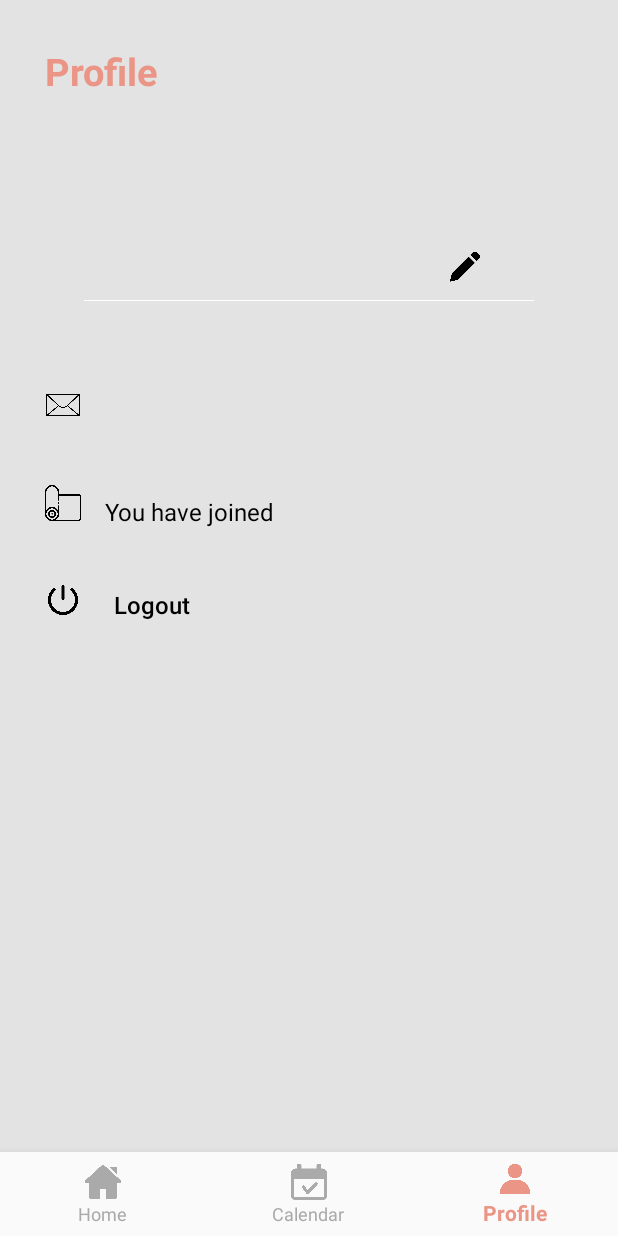
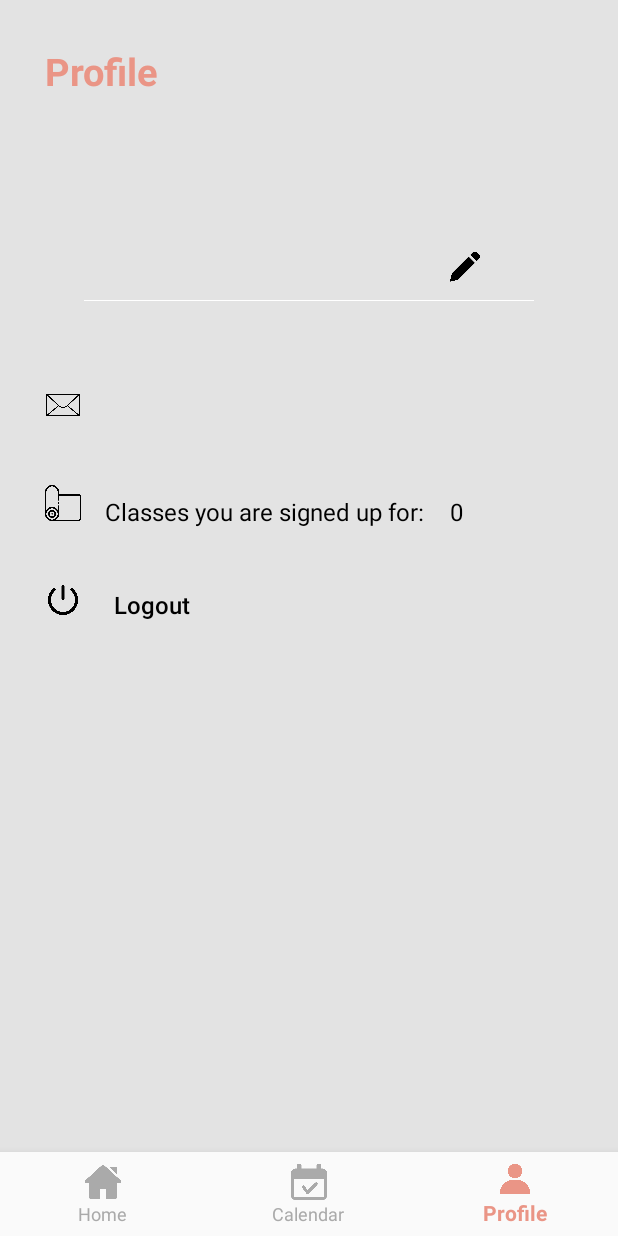
Before and after one commit to nigara144/NogaYoga, an Android app: the screen it shows after launch once a user with an empty profile is signed in (GeneralActivity), item 3 of the bottom bar chosen, on a phone screen of 412 x 824 dp. Run offline under Robolectric (Android 15) with nearby library versions, the phone set to English and light mode, and no system bars; our stand-ins replace Firebase (no records; nobody signed in at launch, a user with empty details on screens opened directly), Picasso; 1 statement that could not run was skipped.

Commit message:
# User class created # Integration with firebase done # Sign up completed successfully # Login completed successfully # Email verification added # Profile and Home activities added # Logout implemented successfully # Profile screen design started # User details shown in profile # Login and Logout completed successfully # organized into folders # fixed bug: login failed # videos done and displayed in home screen # profile design is done # calender view is done # calender events are displayed and can be joined # events can be unjoined and connected to firebase # added home events adapter to display joined events for user - not finished # events joined displayed in home screen - finished # events counter displayed in profile - not finished

```diff
--- a/app/src/main/java/com/example/nogayoga/Fragments/HomeFragment.java
+++ b/app/src/main/java/com/example/nogayoga/Fragments/HomeFragment.java
@@ -32,6 +32,7 @@ import com.google.android.gms.tasks.Task;
 import com.google.android.material.tabs.TabLayout;
 import com.google.android.material.tabs.TabLayoutMediator;
 import com.google.firebase.firestore.CollectionReference;
+import com.google.firebase.firestore.DocumentSnapshot;
 import com.google.firebase.firestore.QueryDocumentSnapshot;
 import com.google.firebase.firestore.QuerySnapshot;
 
@@ -42,7 +43,7 @@ public class HomeFragment extends Fragment {
 
     private RecyclerView recyclerView;
     private RecyclerView.Adapter adapter;
-    private List<Event> eventList;
+    private List<Event> joinedEventList;
     private TabLayout tabLayout;
     private ViewPager2 viewPager;
     private TextView username;
@@ -55,6 +56,7 @@ public class HomeFragment extends Fragment {
         View view =  inflater.inflate(R.layout.fragment_home, container, false);
         init(view);
         createTabs();
+        loadRecyclerViewData();
         return view;
     }
 
@@ -74,19 +76,40 @@ public class HomeFragment extends Fragment {
         tabLayout = view.findViewById(R.id.tab_layout);
         viewPager = view.findViewById(R.id.view_pager);
         recyclerView = view.findViewById(R.id.recycler_view_home_events);
+        recyclerView.setHasFixedSize(true);
+        recyclerView.setLayoutManager(new LinearLayoutManager(getActivity()));
         username.setText(GeneralActivity.user.getFullName());
+        joinedEventList = new ArrayList<>();
     }
 
     private void loadRecyclerViewData() {
-        getAllJoinedEvents();
+//        joinedEventList.clear();
+        getAllJoinedEventsFromUser();
     }
 
-    private void getAllJoinedEvents() {
-
+    private void getAllJoinedEventsFromUser() {
+        String userId = FirebaseHelper.getUid();
+        CollectionReference collectionRef = FirebaseHelper.db.collection("Users").
+                document(userId).collection("Events");
+        Task<QuerySnapshot> snapshotTask = collectionRef.get();
+        snapshotTask.addOnCompleteListener(new OnCompleteListener<QuerySnapshot>() {
+            @Override
+            public void onComplete(@NonNull Task<QuerySnapshot> task) {
+                if(task.isSuccessful()){
+//                    Log.d("TAG", String.valueOf(task.getResult().getDocuments().size()));
+                        for(DocumentSnapshot doc: task.getResult().getDocuments()) {
+                            joinedEventList.add(new Event(doc.getString("typeName"),
+                                    doc.getString("time"), doc.getId(), doc.getString("date")));
+                        }
+                        setRecyclerView();
+                        Log.d("JOINED LIST", joinedEventList.toString());
+                }
+            }
+        });
     }
 
     public void setRecyclerView(){
-        adapter = new HomeEventsAdapter(eventList, getContext(), getActivity());
+        adapter = new HomeEventsAdapter(joinedEventList, getContext(), getActivity());
         recyclerView.setAdapter(adapter);
         if (adapter != null) {
             adapter.notifyDataSetChanged();
--- a/app/src/main/java/com/example/nogayoga/Fragments/ProfileFragment.java
+++ b/app/src/main/java/com/example/nogayoga/Fragments/ProfileFragment.java
@@ -25,12 +25,10 @@ import org.w3c.dom.Text;
 public class ProfileFragment extends Fragment {
 
     private Button logout;
-    private FirebaseUser user;
-    private DatabaseReference reference;
-    private String userID;
     private View view = null;
     private TextView fullName;
     private TextView email;
+    private TextView count;
 
     @Override
     public View onCreateView(LayoutInflater inflater, ViewGroup container,
@@ -39,15 +37,27 @@ public class ProfileFragment extends Fragment {
         if(view == null)
             view =  inflater.inflate(R.layout.fragment_profile, container, false);
 
+        init(view);
+        clickOnLogoutListener();
+        return view;
+    }
+
+    public void init(View view){
         fullName = view.findViewById(R.id.user_name);
         email = view.findViewById(R.id.email_profile);
         logout = view.findViewById(R.id.logout_button);
+        count = view.findViewById(R.id.joined_count);
 
         fullName.setText(GeneralActivity.user.getFullName());
         email.setText(GeneralActivity.user.getEmail());
+        if(GeneralActivity.user.getEvents() == null)
+            count.setText("0");
+        else
+            count.setText(String.valueOf(GeneralActivity.user.getEvents().size()));
+    }
 
+    public void clickOnLogoutListener(){
         logout.setOnClickListener(v -> {
-
             AlertDialog alertDialog = new AlertDialog.Builder(getContext())
                     .setTitle("We will miss you!")
                     .setMessage("Are you sure you want to log out?")
@@ -62,6 +72,5 @@ public class ProfileFragment extends Fragment {
                     .setNegativeButton("No", (dialogInterface, i) -> dialogInterface.cancel())
                     .show();
         });
-        return view;
     }
 }
--- a/app/src/main/java/com/example/nogayoga/Utils/HomeEventsAdapter.java
+++ b/app/src/main/java/com/example/nogayoga/Utils/HomeEventsAdapter.java
@@ -4,15 +4,14 @@ import android.content.Context;
 import android.view.LayoutInflater;
 import android.view.View;
 import android.view.ViewGroup;
-import android.widget.Button;
 import android.widget.TextView;
 
 import androidx.annotation.NonNull;
 import androidx.fragment.app.FragmentActivity;
 import androidx.recyclerview.widget.RecyclerView;
 
+import com.example.nogayoga.Activities.GeneralActivity;
 import com.example.nogayoga.Models.Event;
-import com.example.nogayoga.Models.Video;
 import com.example.nogayoga.R;
 
 import org.jetbrains.annotations.NotNull;
@@ -20,23 +19,15 @@ import org.jetbrains.annotations.NotNull;
 import java.util.List;
 
 public class HomeEventsAdapter extends RecyclerView.Adapter<HomeEventsAdapter.MyViewHolder>{
-    private final List<Event> eventList;
+    private List<Event> joinedEventList;
     private Context context;
     private FragmentActivity fragmentContext;
-    private String selectedDate;
+    private String eventJoinedDate;
 
-    public HomeEventsAdapter(List<Event> eventList, Context context, FragmentActivity fragmentContext, String selectedDate) {
-        this.eventList = eventList;
+    public HomeEventsAdapter(List<Event> joinedEventList, Context context, FragmentActivity activity) {
+        this.joinedEventList = joinedEventList;
         this.context = context;
-        this.fragmentContext = fragmentContext;
-        this.selectedDate = selectedDate;
-    }
-
-    public HomeEventsAdapter(List<Event> eventList, Context context, FragmentActivity activity) {
-        this.eventList = eventList;
-        this.context = context;
-        this.fragmentContext = fragmentContext;
-        this.selectedDate = selectedDate;
+        this.fragmentContext = activity;
     }
 
     @NonNull
@@ -47,13 +38,16 @@ public class HomeEventsAdapter extends RecyclerView.Adapter<HomeEventsAdapter.My
     }
 
     @Override
-    public void onBindViewHolder(@NonNull MyViewHolder holder, int position) {
-
+    public void onBindViewHolder(@NonNull HomeEventsAdapter.MyViewHolder holder, int position) {
+        Event event = this.joinedEventList.get(position);
+        holder.eventType.setText(event.getTypeName());
+        holder.eventTime.setText(event.getTime());
+        holder.eventDate.setText(event.getEventDate());
     }
 
     @Override
     public int getItemCount() {
-        return eventList.size();
+        return joinedEventList.size();
     }
 
     public static class MyViewHolder extends RecyclerView.ViewHolder{
--- a/app/src/main/res/layout/fragment_profile.xml
+++ b/app/src/main/res/layout/fragment_profile.xml
@@ -19,92 +19,95 @@
             android:layout_marginTop="30dp"
             android:text="Profile"
             android:textColor="@color/round_button_color"
-        android:textStyle="bold"
-        android:textSize="25dp"/>
+            android:textSize="25dp"
+            android:textStyle="bold" />
 
         <TextView
             android:id="@+id/user_name"
             android:layout_width="wrap_content"
             android:layout_height="wrap_content"
+            android:layout_marginLeft="30dp"
+            android:layout_marginTop="160dp"
+            android:textColor="@color/black"
             android:textSize="25dp"
             android:textStyle="normal"
-        android:textColor="@color/black"
-        android:layout_marginLeft="30dp"
-        android:layout_marginTop="160dp"
             app:layout_constraintLeft_toLeftOf="parent"
             app:layout_constraintRight_toRightOf="parent"
-        app:layout_constraintTop_toTopOf="parent"
-        />
+            app:layout_constraintTop_toTopOf="parent" />
 
         <View
             android:layout_width="300dp"
             android:layout_height="0.5dp"
-            android:background="@android:color/white"
+            android:layout_centerHorizontal="true"
             android:layout_marginTop="200dp"
-            android:layout_centerHorizontal="true" />
+            android:background="@android:color/white" />
 
         <ImageView
             android:id="@+id/edit_icon"
             android:layout_width="20dp"
             android:layout_height="35dp"
-        android:src="@drawable/pencil"
             android:layout_marginLeft="300dp"
             android:layout_marginTop="160dp"
+            android:src="@drawable/pencil"
             app:layout_constraintLeft_toLeftOf="parent"
-        app:layout_constraintTop_toTopOf="parent"
-        />
+            app:layout_constraintTop_toTopOf="parent" />
 
         <ImageView
             android:id="@+id/email_icon"
             android:layout_width="24dp"
             android:layout_height="40dp"
-        android:src="@drawable/email2"
             android:layout_marginLeft="30dp"
             android:layout_marginTop="250dp"
+            android:src="@drawable/email2"
             app:layout_constraintLeft_toLeftOf="parent"
-        app:layout_constraintTop_toTopOf="parent"
-        />
+            app:layout_constraintTop_toTopOf="parent" />
 
         <TextView
             android:id="@+id/email_profile"
             android:layout_width="wrap_content"
             android:layout_height="wrap_content"
-        android:textSize="16dp"
-        android:textColor="@color/black"
             android:layout_marginLeft="70dp"
             android:layout_marginTop="262dp"
-        />
+            android:textColor="@color/black"
+            android:textSize="16dp" />
 
         <ImageView
             android:id="@+id/class_icon"
             android:layout_width="24dp"
             android:layout_height="40dp"
-            android:src="@drawable/yoga_mat"
             android:layout_marginLeft="30dp"
             android:layout_marginTop="315dp"
+            android:src="@drawable/yoga_mat"
             app:layout_constraintLeft_toLeftOf="parent"
-            app:layout_constraintTop_toTopOf="parent"
-            />
+            app:layout_constraintTop_toTopOf="parent" />
 
         <TextView
             android:id="@+id/joined"
             android:layout_width="wrap_content"
             android:layout_height="wrap_content"
-            android:textSize="16dp"
-            android:textColor="@color/black"
             android:layout_marginLeft="70dp"
             android:layout_marginTop="330dp"
-            android:text="You have joined"
-            />
+            android:text="Classes you are signed up for: "
+            android:textColor="@color/black"
+            android:textSize="16dp" />
+
+        <TextView
+            android:id="@+id/joined_count"
+            android:layout_width="wrap_content"
+            android:layout_height="wrap_content"
+            android:layout_marginLeft="300dp"
+            android:layout_marginTop="330dp"
+            android:text="10"
+            android:textColor="@color/black"
+            android:textSize="16dp" />
 
         <ImageView
             android:id="@+id/logout_icon"
             android:layout_width="24dp"
             android:layout_height="40dp"
-        android:src="@drawable/logout"
             android:layout_marginLeft="30dp"
             android:layout_marginTop="380dp"
-        />
+            android:src="@drawable/logout" />
 
         <Button
             android:id="@+id/logout_button"
@@ -112,12 +115,12 @@
             android:layout_height="wrap_content"
             android:layout_marginLeft="57dp"
             android:layout_marginTop="379dp"
+            android:background="@android:color/transparent"
             android:backgroundTint="@color/white"
             android:text="Logout"
             android:textAllCaps="false"
             android:textColor="@color/black"
-            android:textSize="16dp"
-            android:background="@android:color/transparent"/>
+            android:textSize="16dp" />
 
     </RelativeLayout>
 </FrameLayout>
--- a/app/src/main/res/layout/home_event_row_layout.xml
+++ b/app/src/main/res/layout/home_event_row_layout.xml
@@ -3,8 +3,8 @@
     android:layout_width="match_parent"
     xmlns:app="http://schemas.android.com/apk/res-auto"
     android:orientation="horizontal"
-    android:layout_height="50dp"
-    android:layout_marginVertical="10dp">
+    android:layout_height="30dp"
+    android:layout_marginVertical="4dp">
 
     <LinearLayout
         android:id="@+id/linearLayout2"
```
Also changed, not shown: app/src/main/java/com/example/nogayoga/Fragments/CalendarFragment.java (+0 -9 lines), app/src/main/java/com/example/nogayoga/Models/Event.java (+16 -0 lines). Lines whose indentation alone changed are shown as unchanged.
